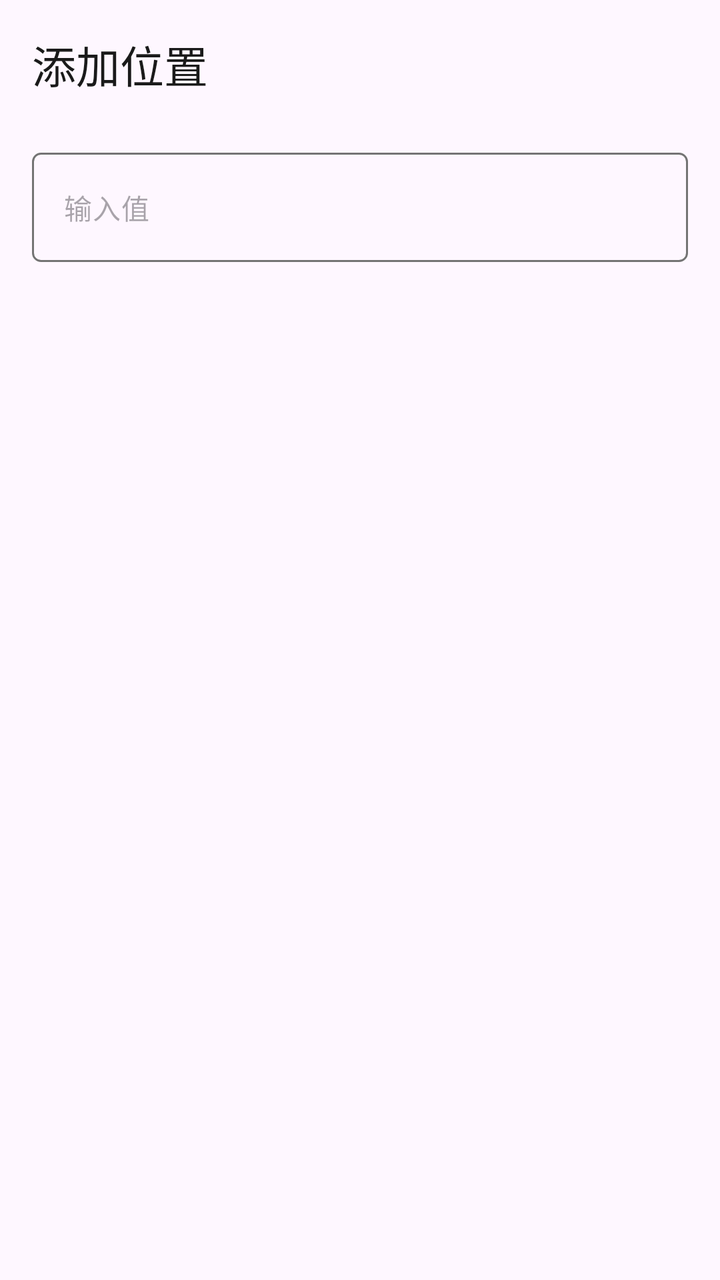
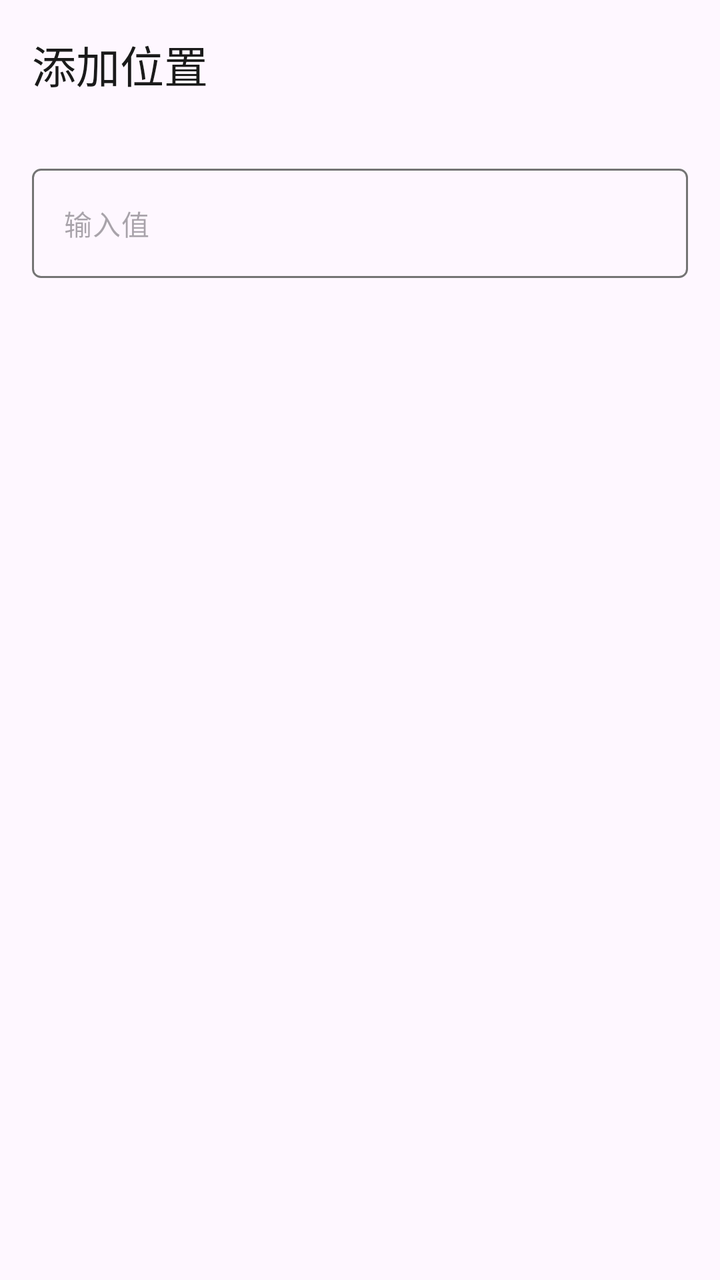

Two renders of the same Android screen: before a commit and after it. Below are the layout's source before the change and the commit's diff.
<!-- AndroidManifest.xml: application theme AppTheme -->
<!-- res/layout/dialog_input.xml -->
<?xml version="1.0" encoding="utf-8"?>
<LinearLayout
    xmlns:android="http://schemas.android.com/apk/res/android"
    xmlns:app="http://schemas.android.com/apk/res-auto"
    android:layout_width="match_parent"
    android:layout_height="wrap_content"
    android:orientation="vertical"
    android:padding="16dp">

        <TextView
            android:id="@+id/title"
            android:layout_width="match_parent"
            android:layout_height="wrap_content"
            android:text="@string/add_location"
            android:textAppearance="?attr/textAppearanceTitleLarge"
            android:textColor="?attr/colorOnSurface"
            android:paddingBottom="12dp"/>

        <com.google.android.material.textfield.TextInputLayout
            android:layout_width="match_parent"
            android:layout_height="wrap_content"
            android:layout_marginTop="16dp"
            app:boxBackgroundMode="none"
            app:hintEnabled="false"
            >

            <com.google.android.material.textfield.TextInputEditText
                android:id="@+id/value"
                android:layout_width="match_parent"
                android:layout_height="wrap_content"
                android:imeOptions="actionNext"
                android:inputType="text"
                android:singleLine="true"
                android:textColor="?attr/colorOnSurface"
                android:textAppearance="@style/TextAppearance.Material3.BodyMedium"
                android:hint="输入值"
                android:background="@drawable/edit_text_box">

            </com.google.android.material.textfield.TextInputEditText>
        </com.google.android.material.textfield.TextInputLayout>

</LinearLayout>
<!-- resources referenced by this layout -->
<resources>
  <!-- drawable edit_text_box (drawable) -->
  <?xml version="1.0" encoding="utf-8"?>
  <selector xmlns:android="http://schemas.android.com/apk/res/android">
      <item android:state_focused="true">
          <shape android:shape="rectangle">
              <solid android:color="@android:color/transparent" />
              <stroke android:width="2dp" android:color="?attr/colorPrimary" />
              <corners android:radius="4dp" />
          </shape>
      </item>
      <item>
          <shape android:shape="rectangle">
              <solid android:color="@android:color/transparent" />
              <stroke android:width="1dp" android:color="?attr/colorOutline" />
              <corners android:radius="4dp" />
          </shape>
      </item>
  </selector>
  <string name="add_location">添加位置</string>
  <style name="AppTheme" parent="Theme.Material3.Light.NoActionBar">
          
          <item name="colorPrimary">#5F5F5F</item>
          <item name="colorOnPrimary">#FFFFFF</item>
          <item name="colorPrimaryContainer">#E0E0E0</item>
          <item name="colorOnPrimaryContainer">#1E1E1E</item>
          <item name="colorSecondary">#494949</item>
          <item name="colorOnSecondary">#FFFFFF</item>
          <item name="colorSecondaryContainer">#E7E7E7</item>
          <item name="colorOnSecondaryContainer">#2A2A2A</item>
          <item name="colorSurface">#FFFFFF</item>
          <item name="colorOnSurface">#1A1A1A</item>
          <item name="colorSurfaceVariant">#F0F0F0</item>
          <item name="colorOnSurfaceVariant">#5F5F5F</item>
          <item name="colorOutline">#747474</item>
  
          
          <item name="android:statusBarColor">@android:color/transparent</item>
          <item name="android:windowDrawsSystemBarBackgrounds">true</item>
          <item name="android:windowTranslucentStatus">true</item>
          <item name="windowActionModeOverlay">true</item>
          <item name="windowActionBar">false</item>
          <item name="windowNoTitle">true</item>
  
          
          <item name="searchViewStyle">@style/Portal.SearchViewStyle</item>
          <item name="sliderStyle">@style/Portal.SliderTheme</item>
          <item name="android:popupMenuStyle">@style/PortalPopupMenuStyle</item>
      </style>
  <style name="Portal.SearchViewStyle" parent="Widget.AppCompat.SearchView" />
  <style name="Portal.SliderTheme" parent="Widget.Material3.Slider" />
  <style name="PortalPopupMenuStyle" parent="Widget.Material3.PopupMenu">
          <item name="android:popupAnimationStyle">@style/PortalPopupAnimation</item>
      </style>
  <style name="PortalPopupAnimation">
          <item name="android:windowEnterAnimation">@anim/popup_in_top_end</item>
          <item name="android:windowExitAnimation">@anim/popup_out_top_end</item>
      </style>
</resources>

<!-- the commit's change to res/layout/dialog_input.xml (unified diff, before → after) -->
@@ -14,7 +14,7 @@
             android:text="@string/add_location"
             android:textAppearance="?attr/textAppearanceTitleLarge"
             android:textColor="?attr/colorOnSurface"
-            android:paddingBottom="12dp"/>
+            android:paddingBottom="20dp"/>
 
         <com.google.android.material.textfield.TextInputLayout
             android:layout_width="match_parent"
